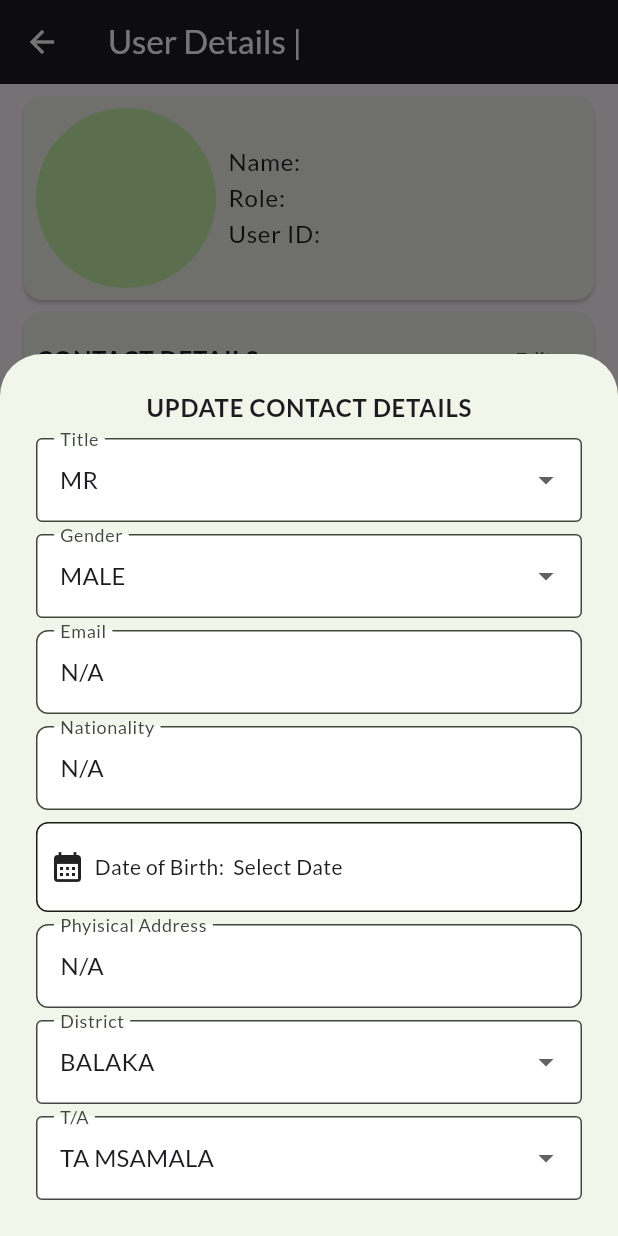
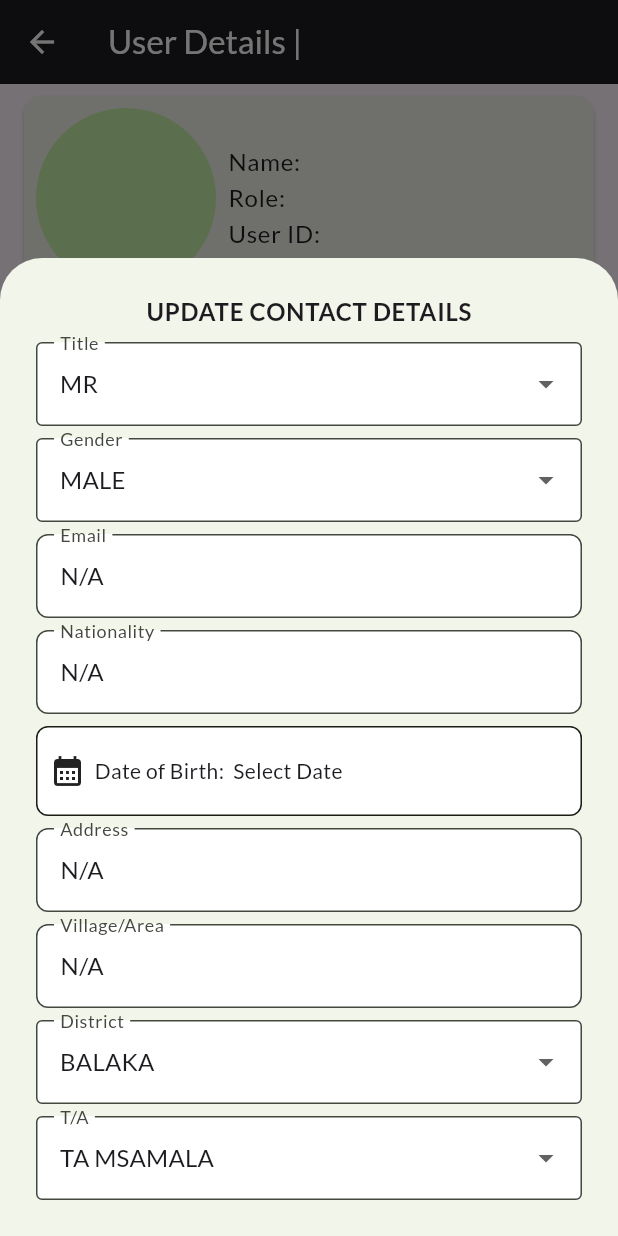
Before and after one commit to suwedvii/emim-repo, a Flutter app: the UserDetails screen opened directly with empty values, after a tap on "Edit", on a phone screen of 412 x 824 dp. Run offline on Flutter 3.47's test engine with Material 3 defaults, Android fonts, the light colour scheme and no system bars; our stand-ins replace carousel_slider, file_picker, firebase_auth, firebase_core, flutter_riverpod, flutter_speed_dial and 3 more; accounts and stored records are empty; network calls fail.

Commit message:
Updated user_details screen.

```diff
--- a/lib/models/student.dart
+++ b/lib/models/student.dart
@@ -37,11 +37,15 @@ class Student extends MyUser {
       super.contactVillage = '',
       super.contactTA = '',
       super.contactDistrict = '',
-      super.contactAddress = '',
+      super.contactPhysicalAddress = '',
+      super.contactPostalAddress,
       super.nationality = '',
       super.nokName = '',
       super.relationshipWithNok = '',
       super.nokContactNumber = '',
+      super.nokPhysicalAddress = '',
       super.nokAddress = '',
+      super.nokTa = '',
+      super.nokDistrict = '',
       super.nokSourceOfIncome = ''});
 }
--- a/lib/models/user.dart
+++ b/lib/models/user.dart
@@ -28,12 +28,16 @@ class MyUser {
   String contactVillage;
   String contactTA;
   String contactDistrict;
-  String contactAddress;
+  String contactPhysicalAddress;
+  String contactPostalAddress;
   String nationality;
   String nokName;
   String relationshipWithNok;
   String nokContactNumber;
   String nokAddress;
+  String nokPhysicalAddress;
+  String nokTa;
+  String nokDistrict;
   String nokSourceOfIncome;
 
   MyUser({
@@ -61,12 +65,16 @@ class MyUser {
     this.contactVillage = 'N/A',
     this.contactTA = 'N/A',
     this.contactDistrict = 'N/A',
-    this.contactAddress = 'N/A',
+    this.contactPhysicalAddress = 'N/A',
+    this.contactPostalAddress = 'N/A',
     this.nationality = 'N/A',
     this.nokName = 'N/A',
     this.relationshipWithNok = 'N/A',
     this.nokContactNumber = 'N/A',
+    this.nokPhysicalAddress = 'N/A',
     this.nokAddress = 'N/A',
+    this.nokTa = 'N/A',
+    this.nokDistrict = 'N/A',
     this.nokSourceOfIncome = 'N/A',
   });
 
@@ -96,12 +104,16 @@ class MyUser {
       'contactVillage': contactVillage,
       'contactTA': contactTA,
       'contactDistrict': contactDistrict,
-      'contactAddress': contactAddress,
+      'contactPhysicalAddress': contactPhysicalAddress,
+      'contactPostalAddress': contactPostalAddress,
       'nationality': nationality,
       'nokName': nokName,
       'relationshipWithNok': relationshipWithNok,
       'nokContactNumber': nokContactNumber,
       'nokAddress': nokAddress,
+      'nokPhysicalAddress': nokPhysicalAddress,
+      'nokTa': nokTa,
+      'nokDistrict': nokDistrict,
       'nokSourceOfIncome': nokSourceOfIncome,
     };
   }
@@ -132,12 +144,16 @@ class MyUser {
       contactVillage: map['contactVillage'] as String,
       contactTA: map['contactTA'] as String,
       contactDistrict: map['contactDistrict'] as String,
-      contactAddress: map['contactAddress'] as String,
+      contactPhysicalAddress: map['contactPhysicalAddress'] as String,
+      contactPostalAddress: map['contactPostalAddress'] as String,
       nationality: map['nationality'] as String,
       nokName: map['nokName'] as String,
       relationshipWithNok: map['relationshipWithNok'] as String,
       nokContactNumber: map['nokContactNumber'] as String,
       nokAddress: map['nokAddress'] as String,
+      nokPhysicalAddress: map['nokPhysicalAddress'] as String,
+      nokTa: map['nokTa'] as String,
+      nokDistrict: map['nokDistrict'] as String,
       nokSourceOfIncome: map['nokSourceOfIncome'] as String,
     );
   }
--- a/lib/widgets/profile/details_holder.dart
+++ b/lib/widgets/profile/details_holder.dart
@@ -1,25 +1,40 @@
 import 'package:emim/widgets/profile/update_contact_details.dart';
+import 'package:emim/widgets/profile/update_home_details.dart';
+import 'package:emim/widgets/profile/update_nok_details.dart';
 import 'package:flutter/material.dart';
 
 class DetailsHolder extends StatelessWidget {
-  const DetailsHolder(
-      {super.key,
-      required this.holderTitle,
-      required this.holderItems,
-      required this.userMap});
+  const DetailsHolder({
+    super.key,
+    required this.holderTitle,
+    required this.holderItems,
+    required this.userMap,
+  });
 
   final String holderTitle;
   final List<Widget> holderItems;
   final Map<String, dynamic> userMap;
 
   void _editContactDetails(BuildContext context, Map<String, dynamic> userMap) {
+    Widget updateScreen =
+        UpdateContactDetailsModal(user: userMap, detailCategory: holderTitle);
+    if (holderTitle == 'home details') {
+      updateScreen = UpdateHomeDetailsModal(
+        detailCategory: holderTitle,
+        user: userMap,
+      );
+    } else if (holderTitle == 'next of kin details') {
+      updateScreen = UpdateNokDetailsModal(
+        detailCategory: holderTitle,
+        user: userMap,
+      );
+    }
+
     final result = showModalBottomSheet<Map<String, dynamic>>(
-      useSafeArea: true,
-      isScrollControlled: true,
-      context: context,
-      builder: (ctx) =>
-          UpdateContactDetailsModal(user: userMap, detailCategory: holderTitle),
-    );
+        useSafeArea: true,
+        isScrollControlled: true,
+        context: context,
+        builder: (ctx) => updateScreen);
   }
 
   @override
--- a/lib/widgets/profile/update_contact_details.dart
+++ b/lib/widgets/profile/update_contact_details.dart
@@ -29,6 +29,7 @@ class _UpdateContactDetailsModalState extends State<UpdateContactDetailsModal> {
   String? enteredNationality;
   String? enteredDOB;
   String? enteredPhysicalAddress;
+  String? enteredPostalAddress;
   String selectedDistrict = '';
   String? selectedTa;
 
@@ -38,7 +39,8 @@ class _UpdateContactDetailsModalState extends State<UpdateContactDetailsModal> {
     enteredEmail = widget.user['emailAddress'];
     enteredNationality = widget.user['nationality'];
     enteredDOB = widget.user['dateOfBirth'];
-    enteredPhysicalAddress = widget.user['contactAddress'];
+    enteredPhysicalAddress = widget.user['contactPhysicalAddress'];
+    enteredPostalAddress = widget.user['contactPostalAddress'];
     selectedDistrict = widget.user['contactDistrict'] == 'N/A'
         ? districts[0].name
         : districts[widget.user['contactDistrict']].name;
@@ -61,7 +63,8 @@ class _UpdateContactDetailsModalState extends State<UpdateContactDetailsModal> {
     selectedTa = !traditionalAuthorities.contains(widget.user['contactTA'])
         ? traditionalAuthorities[0]
         : traditionalAuthorities[widget.user['contactTA']];
-    return Container(
+    return SingleChildScrollView(
+      child: Container(
         margin: EdgeInsets.fromLTRB(16, 8, 16, keyboardSpace + 8),
         padding: const EdgeInsets.symmetric(vertical: 16, horizontal: 8),
         child: Form(
@@ -77,7 +80,6 @@ class _UpdateContactDetailsModalState extends State<UpdateContactDetailsModal> {
                     .copyWith(fontWeight: FontWeight.bold),
               ),
               const SizedBox(height: 8),
-            if (widget.detailCategory == 'contact details')
               Column(
                 children: [
                   CustomDropdown(
@@ -163,20 +165,34 @@ class _UpdateContactDetailsModalState extends State<UpdateContactDetailsModal> {
                   ),
                   const SizedBox(height: 8),
                   MyTextFormFiled(
+                      initialValue: enteredPostalAddress,
+                      onValidate: (value) {
+                        if (value == null ||
+                            value.isEmpty ||
+                            value.trim().length < 8) {
+                          return 'Enter a valide Postal Address';
+                        }
+                        return null;
+                      },
+                      onValueSaved: (value) {
+                        enteredPostalAddress = value;
+                      },
+                      label: 'Address'),
+                  const SizedBox(height: 8),
+                  MyTextFormFiled(
                       initialValue: enteredPhysicalAddress,
                       onValidate: (value) {
                         if (value == null ||
                             value.isEmpty ||
-                            value.trim().length < 8 ||
-                            !value.contains('@')) {
-                          return 'Enter a valide Phsical address';
+                            value.trim().length < 8) {
+                          return 'Enter a valide Phsical Address';
                         }
                         return null;
                       },
                       onValueSaved: (value) {
                         enteredPhysicalAddress = value;
                       },
-                      label: 'Phyisical Address'),
+                      label: 'Village/Area'),
                   const SizedBox(height: 8),
                   CustomDropdown(
                       items:
@@ -204,15 +220,8 @@ class _UpdateContactDetailsModalState extends State<UpdateContactDetailsModal> {
                       label: 'T/A'),
                 ],
               ),
-            if (widget.detailCategory == 'contact details')
-              Column(
-                children: [],
+            ],
           ),
-            if (widget.detailCategory == 'contact details')
-              Column(
-                children: [],
-              )
-          ],
         ),
       ),
     );
--- a/lib/widgets/profile/user_details.dart
+++ b/lib/widgets/profile/user_details.dart
@@ -63,8 +63,10 @@ class UserDetails extends StatelessWidget {
                   DetailItem(
                       description: user.dateOfBirth, title: 'Date Of Birth'),
                   DetailItem(
-                      description: user.contactAddress,
-                      title: 'Phyical Address'),
+                      description: user.contactPostalAddress, title: 'Address'),
+                  DetailItem(
+                      description: user.contactPhysicalAddress,
+                      title: 'Village/Area'),
                   DetailItem(description: user.contactTA, title: 'T/A'),
                   DetailItem(
                       description: user.contactDistrict, title: 'District'),
@@ -81,13 +83,24 @@ class UserDetails extends StatelessWidget {
                 ]),
             DetailsHolder(
                 userMap: userMap,
-                holderTitle: 'next of kin',
+                holderTitle: 'next of kin details',
                 holderItems: [
-                  DetailItem(description: user.homeAddress, title: 'Address'),
+                  DetailItem(description: user.nokName, title: 'Full Name'),
                   DetailItem(
-                      description: user.homeVillage, title: 'Village/Area'),
-                  DetailItem(description: user.homeTA, title: 'T/A'),
-                  DetailItem(description: user.homeDistrict, title: 'District'),
+                      description: user.nokContactNumber,
+                      title: 'Phonr Number'),
+                  DetailItem(description: user.nokAddress, title: 'Address'),
+                  DetailItem(
+                      description: user.nokPhysicalAddress,
+                      title: 'Village/Area'),
+                  DetailItem(description: user.nokTa, title: 'T/A'),
+                  DetailItem(description: user.nokDistrict, title: 'District'),
+                  DetailItem(
+                      description: user.relationshipWithNok,
+                      title: 'Relationship'),
+                  DetailItem(
+                      description: user.nokSourceOfIncome,
+                      title: 'Source of Income'),
                 ])
           ],
         ),
```
Also changed, not shown: lib/data/relationships.dart (added, +42 -0 lines), lib/models/district.dart (+33 -0 lines), lib/widgets/profile/update_home_details.dart (+106 -0 lines), lib/widgets/profile/update_nok_details.dart (+169 -0 lines). Lines whose indentation alone changed are shown as unchanged.
